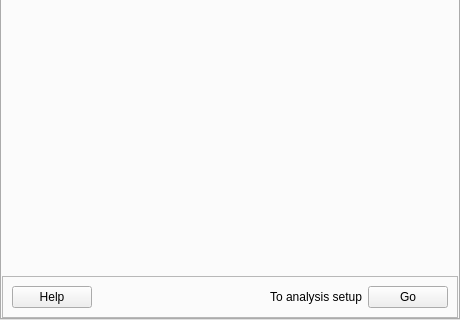
Before: the Qt Designer form pyssa/gui/ui/forms/predict_protein_view.ui in urban233/PySSA, drawn with Qt 5; both pictures show x 0 to 460 and y 498 to 818 of the 460 by 818 pixel window.
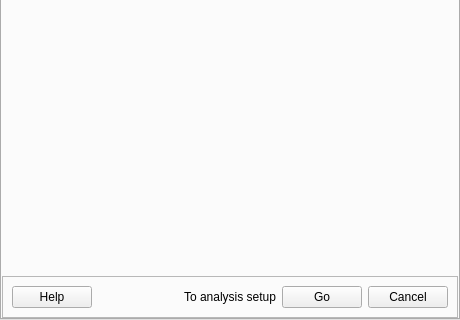
After: the same form once the commit is applied.

Commit message: add: cancel buttons to all dialog windows

```diff
--- a/pyssa/gui/ui/forms/predict_protein_view.ui
+++ b/pyssa/gui/ui/forms/predict_protein_view.ui
@@ -212,6 +212,13 @@
               </property>
              </widget>
             </item>
+            <item>
+             <widget class="QPushButton" name="btn_cancel">
+              <property name="text">
+               <string>Cancel</string>
+              </property>
+             </widget>
+            </item>
            </layout>
           </item>
          </layout>
```
The commit also changes 57 other files.
